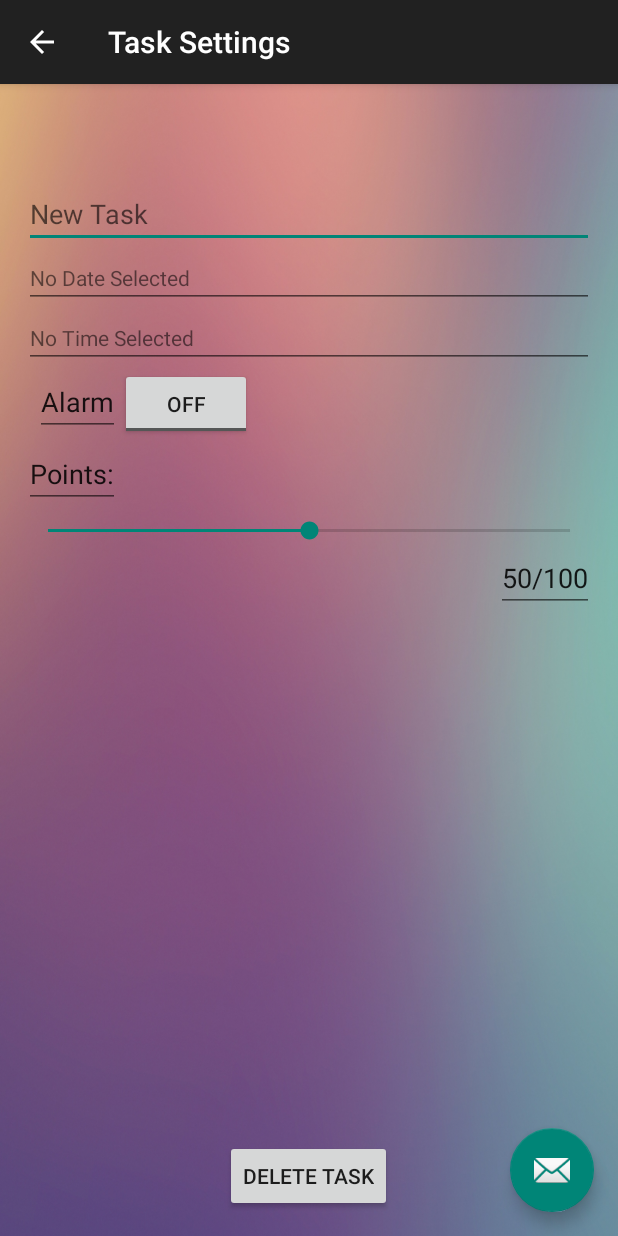
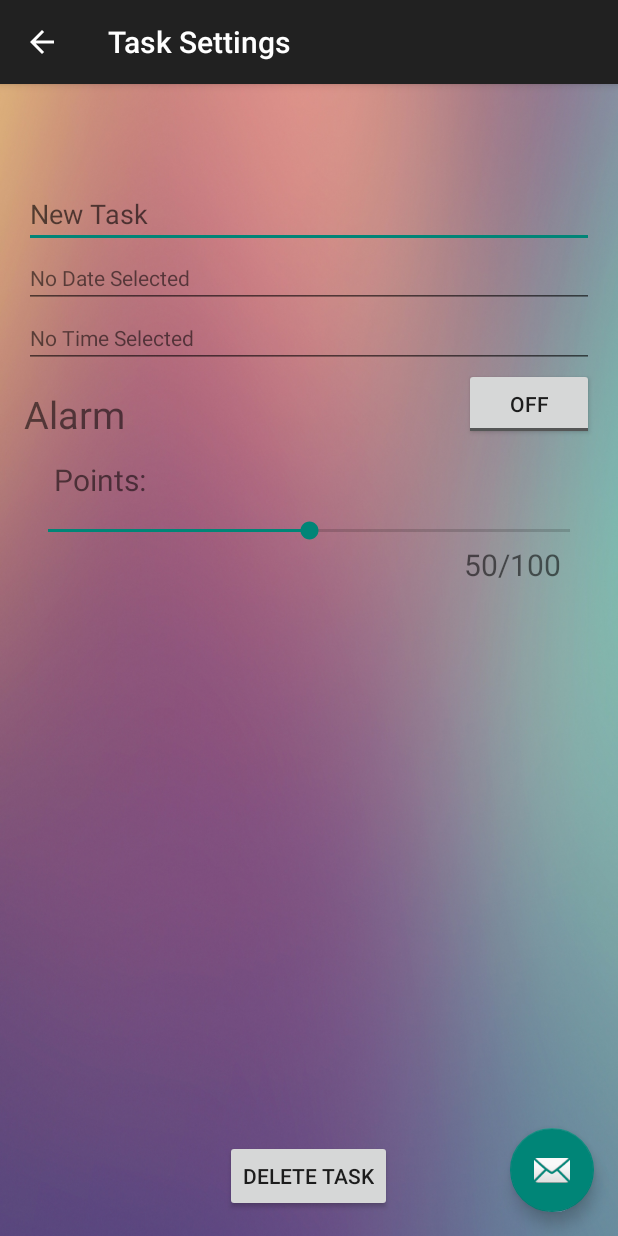
Before and after one commit to Stormys/AutismTracks, an Android app: the TaskSettings screen opened directly, with no data from a screen before it, on a phone screen of 412 x 824 dp. Run offline under Robolectric (Android 15) with nearby library versions, the phone set to English and light mode, and no system bars.

Commit message:
Task settings fix

```diff
--- a/app/src/main/java/jt/autismtracks/TaskTableContents.java
+++ b/app/src/main/java/jt/autismtracks/TaskTableContents.java
@@ -14,5 +14,9 @@ public class TaskTableContents {
         public static final String COLUMN_NAME_Task = "task";
         public static final String COLUMN_NAME_Date = "date";
         public static final String Column_Name_Done = "done";
+        public static final String COLUMN_NAME_Points = "points";
+        public static final String COLUMN_NAME_Done_Date = "date";
+        public static final String COLUMN_NAME_Done_Date = "alarm";
+
     }
 }
--- a/app/src/main/res/layout/content_task_settings.xml
+++ b/app/src/main/res/layout/content_task_settings.xml
@@ -51,7 +51,7 @@
         android:id="@+id/toggleButton"
         android:checked="false"
         android:layout_below="@+id/time"
-        android:layout_toEndOf="@+id/alarmtv" />
+        android:layout_alignStart="@+id/pointslabel" />
 
     <Button
         android:layout_width="wrap_content"
@@ -71,29 +71,38 @@
         android:max="100"
         android:progress="50"/>
 
-    <EditText
+    <TextView
         android:layout_width="wrap_content"
         android:layout_height="wrap_content"
         android:id="@+id/pointstitle"
         android:text="Points:"
-        android:layout_below="@+id/toggleButton"
-        android:layout_alignParentStart="true" />
+        android:textSize="20dp"
+        android:layout_marginStart="20dp"
+        android:layout_alignBottom="@+id/seekBar"
+        android:layout_alignParentStart="true"
+        android:layout_marginBottom="29dp" />
 
-    <EditText
+    <TextView
         android:layout_width="wrap_content"
         android:layout_height="wrap_content"
         android:id="@+id/alarmtv"
         android:text="Alarm"
-        android:layout_alignTop="@+id/toggleButton"
-        android:layout_alignEnd="@+id/pointstitle" />
+        android:textSize="25dp"
+        android:gravity="bottom|left"
+        android:layout_below="@+id/time"
+        android:layout_alignParentStart="true"
+        android:layout_alignBottom="@+id/toggleButton"
+        android:layout_toStartOf="@+id/toggleButton" />
 
-    <EditText
+    <TextView
         android:layout_width="wrap_content"
         android:layout_height="wrap_content"
         android:id="@+id/pointslabel"
         android:text="50/100"
+        android:textSize="20dp"
         android:layout_below="@+id/seekBar"
-        android:layout_alignEnd="@+id/seekBar" />
+        android:layout_alignEnd="@+id/seekBar"
+        android:layout_marginEnd="22dp" />
 
 
 </RelativeLayout>
```
